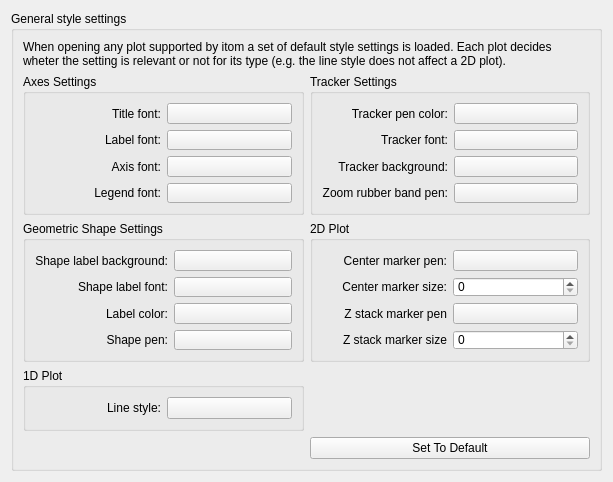
The window that Qitom/ui/widgetPropGeneralPlotSettings.ui (itom-project/itom) describes before a commit, drawn with Qt 5.
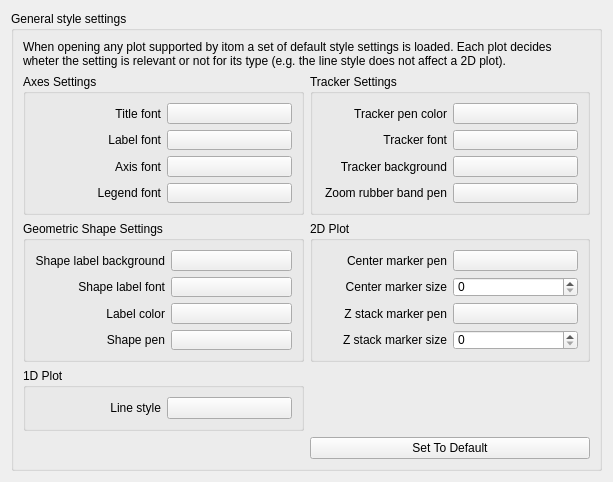
The same window after the commit. Custom widgets are drawn as their Qt base class.

```diff
--- a/Qitom/ui/widgetPropGeneralPlotSettings.ui
+++ b/Qitom/ui/widgetPropGeneralPlotSettings.ui
@@ -55,7 +55,7 @@
          <item row="2" column="0">
           <widget class="QLabel" name="label_8">
            <property name="text">
-            <string>Tracker background:</string>
+            <string>Tracker background</string>
            </property>
            <property name="alignment">
             <set>Qt::AlignRight|Qt::AlignTrailing|Qt::AlignVCenter</set>
@@ -68,7 +68,7 @@
          <item row="0" column="0">
           <widget class="QLabel" name="label_17">
            <property name="text">
-            <string>Tracker pen color:</string>
+            <string>Tracker pen color</string>
            </property>
            <property name="alignment">
             <set>Qt::AlignRight|Qt::AlignTrailing|Qt::AlignVCenter</set>
@@ -81,7 +81,7 @@
          <item row="1" column="0">
           <widget class="QLabel" name="label_7">
            <property name="text">
-            <string>Tracker font:</string>
+            <string>Tracker font</string>
            </property>
            <property name="alignment">
             <set>Qt::AlignRight|Qt::AlignTrailing|Qt::AlignVCenter</set>
@@ -91,7 +91,7 @@
          <item row="3" column="0">
           <widget class="QLabel" name="label_5">
            <property name="text">
-            <string>Zoom rubber band pen:</string>
+            <string>Zoom rubber band pen</string>
            </property>
            <property name="alignment">
             <set>Qt::AlignRight|Qt::AlignTrailing|Qt::AlignVCenter</set>
@@ -123,7 +123,7 @@
          <item row="2" column="0">
           <widget class="QLabel" name="label_18">
            <property name="text">
-            <string>Label color:</string>
+            <string>Label color</string>
            </property>
            <property name="alignment">
             <set>Qt::AlignRight|Qt::AlignTrailing|Qt::AlignVCenter</set>
@@ -136,7 +136,7 @@
          <item row="0" column="0">
           <widget class="QLabel" name="label_16">
            <property name="text">
-            <string>Shape label background:</string>
+            <string>Shape label background</string>
            </property>
            <property name="alignment">
             <set>Qt::AlignRight|Qt::AlignTrailing|Qt::AlignVCenter</set>
@@ -146,7 +146,7 @@
          <item row="1" column="0">
           <widget class="QLabel" name="label_6">
            <property name="text">
-            <string>Shape label font:</string>
+            <string>Shape label font</string>
            </property>
            <property name="alignment">
             <set>Qt::AlignRight|Qt::AlignTrailing|Qt::AlignVCenter</set>
@@ -156,7 +156,7 @@
          <item row="3" column="0">
           <widget class="QLabel" name="label_15">
            <property name="text">
-            <string>Shape pen:</string>
+            <string>Shape pen</string>
            </property>
            <property name="alignment">
             <set>Qt::AlignRight|Qt::AlignTrailing|Qt::AlignVCenter</set>
@@ -182,7 +182,7 @@
          <item row="0" column="0">
           <widget class="QLabel" name="label_4">
            <property name="text">
-            <string>Line style:</string>
+            <string>Line style</string>
            </property>
            <property name="alignment">
             <set>Qt::AlignRight|Qt::AlignTrailing|Qt::AlignVCenter</set>
@@ -248,7 +248,7 @@
          <item row="1" column="0">
           <widget class="QLabel" name="label_10">
            <property name="text">
-            <string>Center marker size:</string>
+            <string>Center marker size</string>
            </property>
            <property name="alignment">
             <set>Qt::AlignRight|Qt::AlignTrailing|Qt::AlignVCenter</set>
@@ -258,7 +258,7 @@
          <item row="0" column="0">
           <widget class="QLabel" name="label_9">
            <property name="text">
-            <string>Center marker pen:</string>
+            <string>Center marker pen</string>
            </property>
            <property name="alignment">
             <set>Qt::AlignRight|Qt::AlignTrailing|Qt::AlignVCenter</set>
@@ -277,7 +277,7 @@
          <item row="1" column="0">
           <widget class="QLabel" name="label_2">
            <property name="text">
-            <string>Label font:</string>
+            <string>Label font</string>
            </property>
            <property name="alignment">
             <set>Qt::AlignRight|Qt::AlignTrailing|Qt::AlignVCenter</set>
@@ -290,7 +290,7 @@
          <item row="0" column="0">
           <widget class="QLabel" name="label">
            <property name="text">
-            <string>Title font:</string>
+            <string>Title font</string>
            </property>
            <property name="alignment">
             <set>Qt::AlignRight|Qt::AlignTrailing|Qt::AlignVCenter</set>
@@ -303,7 +303,7 @@
          <item row="2" column="0">
           <widget class="QLabel" name="label_3">
            <property name="text">
-            <string>Axis font:</string>
+            <string>Axis font</string>
            </property>
            <property name="alignment">
             <set>Qt::AlignRight|Qt::AlignTrailing|Qt::AlignVCenter</set>
@@ -316,7 +316,7 @@
          <item row="3" column="0">
           <widget class="QLabel" name="label_11">
            <property name="text">
-            <string>Legend font:</string>
+            <string>Legend font</string>
            </property>
            <property name="alignment">
             <set>Qt::AlignRight|Qt::AlignTrailing|Qt::AlignVCenter</set>
```
